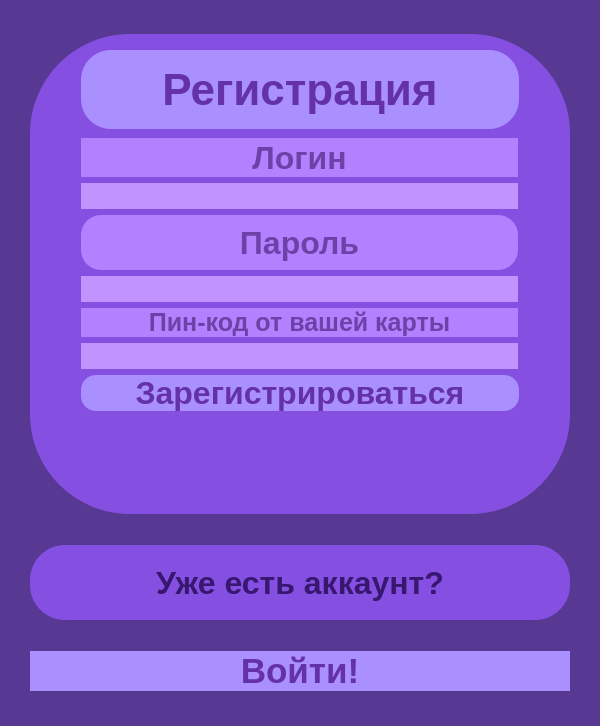
Above: RegistrWindow/Registration.ui from EvelinComputer/LittleChat before the change. Below: the same form after it.
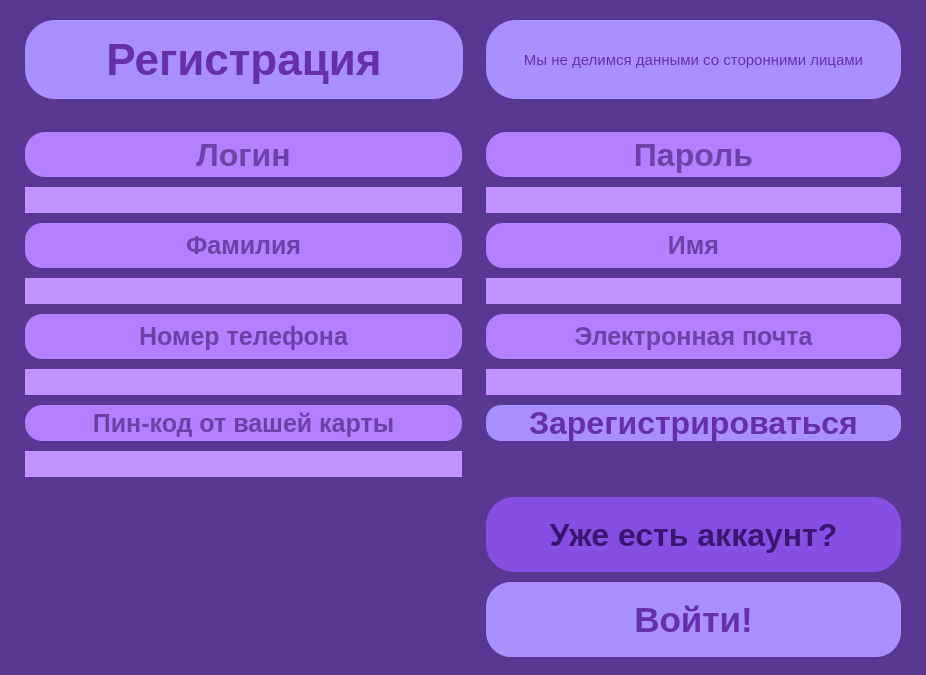
That is the form after the change.

Patch:
```diff
--- a/RegistrWindow/Registration.ui
+++ b/RegistrWindow/Registration.ui
@@ -6,8 +6,8 @@
    <rect>
     <x>0</x>
     <y>0</y>
-    <width>600</width>
-    <height>726</height>
+    <width>926</width>
+    <height>675</height>
    </rect>
   </property>
   <property name="windowTitle">
@@ -24,158 +24,67 @@
     <string notr="true">background: rgb(87, 57, 147)</string>
    </property>
    <layout class="QGridLayout" name="gridLayout">
-    <item row="2" column="1">
-     <widget class="QLabel" name="T_YouAlreadyHaveAcc">
-      <property name="maximumSize">
-       <size>
-        <width>600</width>
-        <height>75</height>
-       </size>
-      </property>
-      <property name="font">
-       <font>
-        <pointsize>24</pointsize>
-        <weight>75</weight>
-        <italic>false</italic>
-        <bold>true</bold>
-       </font>
-      </property>
-      <property name="styleSheet">
-       <string notr="true">background: rgb(133, 80, 226);
-border-radius: 35px;
-color: rgb(56, 23, 113)</string>
-      </property>
-      <property name="text">
-       <string>Уже есть аккаунт?</string>
-      </property>
-      <property name="alignment">
-       <set>Qt::AlignCenter</set>
-      </property>
-     </widget>
-    </item>
-    <item row="2" column="0">
-     <spacer name="horizontalSpacer">
-      <property name="orientation">
-       <enum>Qt::Horizontal</enum>
-      </property>
-      <property name="sizeHint" stdset="0">
-       <size>
-        <width>40</width>
-        <height>20</height>
-       </size>
-      </property>
-     </spacer>
-    </item>
-    <item row="2" column="2">
-     <spacer name="horizontalSpacer_2">
-      <property name="orientation">
-       <enum>Qt::Horizontal</enum>
-      </property>
-      <property name="sizeHint" stdset="0">
-       <size>
-        <width>40</width>
-        <height>20</height>
-       </size>
-      </property>
-     </spacer>
-    </item>
-    <item row="1" column="1">
-     <widget class="QWidget" name="widget" native="true">
-      <property name="minimumSize">
-       <size>
-        <width>540</width>
-        <height>400</height>
-       </size>
-      </property>
-      <property name="maximumSize">
-       <size>
-        <width>16777215</width>
-        <height>480</height>
-       </size>
-      </property>
-      <property name="font">
-       <font>
-        <pointsize>1</pointsize>
-       </font>
-      </property>
-      <property name="styleSheet">
-       <string notr="true">background: rgb(133, 80, 226);
-border-radius: 100px;</string>
-      </property>
-      <layout class="QGridLayout" name="gridLayout_3">
-       <item row="8" column="0">
-        <widget class="QLineEdit" name="LE_Pincode">
-         <property name="maximumSize">
-          <size>
-           <width>437</width>
-           <height>16777215</height>
-          </size>
-         </property>
-         <property name="font">
-          <font>
-           <pointsize>15</pointsize>
-           <weight>75</weight>
-           <bold>true</bold>
-          </font>
-         </property>
-         <property name="styleSheet">
-          <string notr="true">background: rgb(192, 147, 255);
-color: rgb(109, 66, 168);
-border-radius: 15px; </string>
-         </property>
-         <property name="alignment">
-          <set>Qt::AlignCenter</set>
-         </property>
-        </widget>
-       </item>
-       <item row="10" column="0">
-        <spacer name="verticalSpacer">
-         <property name="orientation">
-          <enum>Qt::Vertical</enum>
-         </property>
-         <property name="sizeHint" stdset="0">
-          <size>
-           <width>20</width>
-           <height>40</height>
-          </size>
-         </property>
-        </spacer>
-       </item>
-       <item row="4" column="0">
-        <widget class="QLineEdit" name="LE_Login">
-         <property name="minimumSize">
-          <size>
-           <width>12</width>
-           <height>0</height>
-          </size>
-         </property>
-         <property name="maximumSize">
-          <size>
-           <width>437</width>
-           <height>16777215</height>
-          </size>
-         </property>
-         <property name="font">
-          <font>
-           <pointsize>15</pointsize>
-           <weight>75</weight>
-           <bold>true</bold>
-          </font>
-         </property>
-         <property name="styleSheet">
-          <string notr="true">background: rgb(192, 147, 255);
-color: rgb(109, 66, 168);
-border-radius: 15px; </string>
-         </property>
-         <property name="alignment">
-          <set>Qt::AlignCenter</set>
-         </property>
-         <property name="dragEnabled">
-          <bool>false</bool>
-         </property>
-        </widget>
-       </item>
        <item row="0" column="0">
+     <spacer name="horizontalSpacer_2">
+      <property name="orientation">
+       <enum>Qt::Horizontal</enum>
+      </property>
+      <property name="sizeHint" stdset="0">
+       <size>
+        <width>40</width>
+        <height>20</height>
+       </size>
+      </property>
+     </spacer>
+    </item>
+    <item row="0" column="2">
+     <spacer name="horizontalSpacer">
+      <property name="orientation">
+       <enum>Qt::Horizontal</enum>
+      </property>
+      <property name="sizeHint" stdset="0">
+       <size>
+        <width>40</width>
+        <height>20</height>
+       </size>
+      </property>
+     </spacer>
+    </item>
+    <item row="6" column="1">
+     <widget class="QLabel" name="L_PhoneNumber">
+      <property name="minimumSize">
+       <size>
+        <width>0</width>
+        <height>15</height>
+       </size>
+      </property>
+      <property name="maximumSize">
+       <size>
+        <width>437</width>
+        <height>45</height>
+       </size>
+      </property>
+      <property name="font">
+       <font>
+        <pointsize>19</pointsize>
+        <weight>75</weight>
+        <bold>true</bold>
+       </font>
+      </property>
+      <property name="styleSheet">
+       <string notr="true">background: rgb(179, 128, 255);
+color: rgb(109, 66, 168);
+border-radius: 17px; </string>
+      </property>
+      <property name="text">
+       <string>Номер телефона</string>
+      </property>
+      <property name="alignment">
+       <set>Qt::AlignCenter</set>
+      </property>
+     </widget>
+    </item>
+    <item row="0" column="1">
         <widget class="QLabel" name="T_Registration">
          <property name="enabled">
           <bool>true</bool>
@@ -212,8 +121,136 @@
          </property>
         </widget>
        </item>
-       <item row="6" column="0">
-        <widget class="QLineEdit" name="LE_Password">
+    <item row="7" column="1">
+     <widget class="QLineEdit" name="LE_PhoneNumber">
+      <property name="maximumSize">
+       <size>
+        <width>437</width>
+        <height>16777215</height>
+       </size>
+      </property>
+      <property name="font">
+       <font>
+        <pointsize>15</pointsize>
+        <weight>75</weight>
+        <bold>true</bold>
+       </font>
+      </property>
+      <property name="styleSheet">
+       <string notr="true">background: rgb(192, 147, 255);
+color: rgb(109, 66, 168);
+border-radius: 15px; </string>
+      </property>
+      <property name="alignment">
+       <set>Qt::AlignCenter</set>
+      </property>
+     </widget>
+    </item>
+    <item row="13" column="3">
+     <spacer name="verticalSpacer">
+      <property name="orientation">
+       <enum>Qt::Vertical</enum>
+      </property>
+      <property name="sizeType">
+       <enum>QSizePolicy::Fixed</enum>
+      </property>
+      <property name="sizeHint" stdset="0">
+       <size>
+        <width>10</width>
+        <height>10</height>
+       </size>
+      </property>
+     </spacer>
+    </item>
+    <item row="6" column="3">
+     <widget class="QLabel" name="L_Email">
+      <property name="maximumSize">
+       <size>
+        <width>437</width>
+        <height>16777215</height>
+       </size>
+      </property>
+      <property name="font">
+       <font>
+        <pointsize>19</pointsize>
+        <weight>75</weight>
+        <bold>true</bold>
+       </font>
+      </property>
+      <property name="styleSheet">
+       <string notr="true">background: rgb(179, 128, 255);
+color: rgb(109, 66, 168);
+border-radius: 17px; </string>
+      </property>
+      <property name="text">
+       <string>Электронная почта</string>
+      </property>
+      <property name="alignment">
+       <set>Qt::AlignCenter</set>
+      </property>
+     </widget>
+    </item>
+    <item row="7" column="3">
+     <widget class="QLineEdit" name="LE_Email">
+      <property name="maximumSize">
+       <size>
+        <width>437</width>
+        <height>16777215</height>
+       </size>
+      </property>
+      <property name="font">
+       <font>
+        <pointsize>15</pointsize>
+        <weight>75</weight>
+        <bold>true</bold>
+       </font>
+      </property>
+      <property name="styleSheet">
+       <string notr="true">background: rgb(192, 147, 255);
+color: rgb(109, 66, 168);
+border-radius: 15px; </string>
+      </property>
+      <property name="alignment">
+       <set>Qt::AlignCenter</set>
+      </property>
+     </widget>
+    </item>
+    <item row="2" column="3">
+     <widget class="QLabel" name="T_Password">
+      <property name="minimumSize">
+       <size>
+        <width>12</width>
+        <height>15</height>
+       </size>
+      </property>
+      <property name="maximumSize">
+       <size>
+        <width>437</width>
+        <height>45</height>
+       </size>
+      </property>
+      <property name="font">
+       <font>
+        <pointsize>24</pointsize>
+        <weight>75</weight>
+        <bold>true</bold>
+       </font>
+      </property>
+      <property name="styleSheet">
+       <string notr="true">background: rgb(179, 128, 255);
+color: rgb(109, 66, 168);
+border-radius: 20px; </string>
+      </property>
+      <property name="text">
+       <string>Пароль</string>
+      </property>
+      <property name="alignment">
+       <set>Qt::AlignCenter</set>
+      </property>
+     </widget>
+    </item>
+    <item row="3" column="1">
+     <widget class="QLineEdit" name="LE_Login">
          <property name="minimumSize">
           <size>
            <width>12</width>
@@ -241,9 +278,62 @@
          <property name="alignment">
           <set>Qt::AlignCenter</set>
          </property>
-        </widget>
-       </item>
-       <item row="3" column="0">
+      <property name="dragEnabled">
+       <bool>false</bool>
+      </property>
+     </widget>
+    </item>
+    <item row="1" column="1">
+     <spacer name="verticalSpacer_2">
+      <property name="orientation">
+       <enum>Qt::Vertical</enum>
+      </property>
+      <property name="sizeType">
+       <enum>QSizePolicy::Minimum</enum>
+      </property>
+      <property name="sizeHint" stdset="0">
+       <size>
+        <width>20</width>
+        <height>30</height>
+       </size>
+      </property>
+     </spacer>
+    </item>
+    <item row="4" column="1">
+     <widget class="QLabel" name="L_LastName">
+      <property name="minimumSize">
+       <size>
+        <width>12</width>
+        <height>15</height>
+       </size>
+      </property>
+      <property name="maximumSize">
+       <size>
+        <width>437</width>
+        <height>45</height>
+       </size>
+      </property>
+      <property name="font">
+       <font>
+        <pointsize>19</pointsize>
+        <weight>75</weight>
+        <bold>true</bold>
+       </font>
+      </property>
+      <property name="styleSheet">
+       <string notr="true">background: rgb(179, 128, 255);
+color: rgb(109, 66, 168);
+border-radius: 17px; </string>
+      </property>
+      <property name="text">
+       <string>Фамилия</string>
+      </property>
+      <property name="alignment">
+       <set>Qt::AlignCenter</set>
+      </property>
+     </widget>
+    </item>
+    <item row="2" column="1">
         <widget class="QLabel" name="T_Login">
          <property name="minimumSize">
           <size>
@@ -254,7 +344,7 @@
          <property name="maximumSize">
           <size>
            <width>437</width>
-           <height>16777215</height>
+        <height>45</height>
           </size>
          </property>
          <property name="font">
@@ -277,12 +367,193 @@
          </property>
         </widget>
        </item>
-       <item row="7" column="0">
+    <item row="3" column="3">
+     <widget class="QLineEdit" name="LE_Password">
+      <property name="minimumSize">
+       <size>
+        <width>12</width>
+        <height>0</height>
+       </size>
+      </property>
+      <property name="maximumSize">
+       <size>
+        <width>437</width>
+        <height>16777215</height>
+       </size>
+      </property>
+      <property name="font">
+       <font>
+        <pointsize>15</pointsize>
+        <weight>75</weight>
+        <bold>true</bold>
+       </font>
+      </property>
+      <property name="styleSheet">
+       <string notr="true">background: rgb(192, 147, 255);
+color: rgb(109, 66, 168);
+border-radius: 15px; </string>
+      </property>
+      <property name="alignment">
+       <set>Qt::AlignCenter</set>
+      </property>
+     </widget>
+    </item>
+    <item row="14" column="3">
+     <widget class="QLabel" name="T_YouAlreadyHaveAcc">
+      <property name="maximumSize">
+       <size>
+        <width>600</width>
+        <height>75</height>
+       </size>
+      </property>
+      <property name="font">
+       <font>
+        <pointsize>24</pointsize>
+        <weight>75</weight>
+        <italic>false</italic>
+        <bold>true</bold>
+       </font>
+      </property>
+      <property name="styleSheet">
+       <string notr="true">background: rgb(133, 80, 226);
+border-radius: 28px;
+color: rgb(56, 23, 113)</string>
+      </property>
+      <property name="text">
+       <string>Уже есть аккаунт?</string>
+      </property>
+      <property name="alignment">
+       <set>Qt::AlignCenter</set>
+      </property>
+     </widget>
+    </item>
+    <item row="12" column="1">
+     <widget class="QLineEdit" name="LE_Pincode">
+      <property name="maximumSize">
+       <size>
+        <width>437</width>
+        <height>16777215</height>
+       </size>
+      </property>
+      <property name="font">
+       <font>
+        <pointsize>15</pointsize>
+        <weight>75</weight>
+        <bold>true</bold>
+       </font>
+      </property>
+      <property name="styleSheet">
+       <string notr="true">background: rgb(192, 147, 255);
+color: rgb(109, 66, 168);
+border-radius: 15px; </string>
+      </property>
+      <property name="alignment">
+       <set>Qt::AlignCenter</set>
+      </property>
+     </widget>
+    </item>
+    <item row="5" column="1">
+     <widget class="QLineEdit" name="LE_LastName">
+      <property name="maximumSize">
+       <size>
+        <width>437</width>
+        <height>16777215</height>
+       </size>
+      </property>
+      <property name="font">
+       <font>
+        <pointsize>15</pointsize>
+        <weight>75</weight>
+        <bold>true</bold>
+       </font>
+      </property>
+      <property name="styleSheet">
+       <string notr="true">background: rgb(192, 147, 255);
+color: rgb(109, 66, 168);
+border-radius: 15px; </string>
+      </property>
+      <property name="inputMask">
+       <string/>
+      </property>
+      <property name="text">
+       <string/>
+      </property>
+      <property name="alignment">
+       <set>Qt::AlignCenter</set>
+      </property>
+     </widget>
+    </item>
+    <item row="4" column="3">
+     <widget class="QLabel" name="L_FirstName">
+      <property name="minimumSize">
+       <size>
+        <width>0</width>
+        <height>15</height>
+       </size>
+      </property>
+      <property name="maximumSize">
+       <size>
+        <width>437</width>
+        <height>45</height>
+       </size>
+      </property>
+      <property name="font">
+       <font>
+        <pointsize>19</pointsize>
+        <weight>75</weight>
+        <bold>true</bold>
+       </font>
+      </property>
+      <property name="styleSheet">
+       <string notr="true">background: rgb(179, 128, 255);
+color: rgb(109, 66, 168);
+border-radius: 17px; </string>
+      </property>
+      <property name="text">
+       <string>Имя</string>
+      </property>
+      <property name="alignment">
+       <set>Qt::AlignCenter</set>
+      </property>
+     </widget>
+    </item>
+    <item row="5" column="3">
+     <widget class="QLineEdit" name="LE_FirstName">
+      <property name="maximumSize">
+       <size>
+        <width>437</width>
+        <height>16777215</height>
+       </size>
+      </property>
+      <property name="font">
+       <font>
+        <pointsize>15</pointsize>
+        <weight>75</weight>
+        <bold>true</bold>
+       </font>
+      </property>
+      <property name="styleSheet">
+       <string notr="true">background: rgb(192, 147, 255);
+color: rgb(109, 66, 168);
+border-radius: 15px; </string>
+      </property>
+      <property name="alignment">
+       <set>Qt::AlignCenter</set>
+      </property>
+     </widget>
+    </item>
+    <item row="10" column="1">
         <widget class="QLabel" name="T_Pincode">
+      <property name="minimumSize">
+       <size>
+        <width>0</width>
+        <height>15</height>
+       </size>
+      </property>
          <property name="maximumSize">
           <size>
            <width>437</width>
-           <height>16777215</height>
+        <height>45</height>
           </size>
          </property>
          <property name="font">
@@ -305,57 +576,7 @@
          </property>
         </widget>
        </item>
-       <item row="5" column="0">
-        <widget class="QLabel" name="T_Password">
-         <property name="minimumSize">
-          <size>
-           <width>12</width>
-           <height>55</height>
-          </size>
-         </property>
-         <property name="maximumSize">
-          <size>
-           <width>437</width>
-           <height>80</height>
-          </size>
-         </property>
-         <property name="font">
-          <font>
-           <pointsize>24</pointsize>
-           <weight>75</weight>
-           <bold>true</bold>
-          </font>
-         </property>
-         <property name="styleSheet">
-          <string notr="true">background: rgb(179, 128, 255);
-color: rgb(109, 66, 168);
-border-radius: 20px; </string>
-         </property>
-         <property name="text">
-          <string>Пароль</string>
-         </property>
-         <property name="alignment">
-          <set>Qt::AlignCenter</set>
-         </property>
-        </widget>
-       </item>
-       <item row="1" column="0">
-        <spacer name="verticalSpacer_2">
-         <property name="orientation">
-          <enum>Qt::Vertical</enum>
-         </property>
-         <property name="sizeType">
-          <enum>QSizePolicy::Minimum</enum>
-         </property>
-         <property name="sizeHint" stdset="0">
-          <size>
-           <width>10</width>
-           <height>10</height>
-          </size>
-         </property>
-        </spacer>
-       </item>
-       <item row="9" column="0">
+    <item row="10" column="3">
         <widget class="QPushButton" name="B_Registration">
          <property name="font">
           <font>
@@ -389,11 +610,48 @@
          </property>
         </widget>
        </item>
-      </layout>
+    <item row="0" column="3">
+     <widget class="QLabel" name="Info">
+      <property name="minimumSize">
+       <size>
+        <width>415</width>
+        <height>79</height>
+       </size>
+      </property>
+      <property name="maximumSize">
+       <size>
+        <width>415</width>
+        <height>64</height>
+       </size>
+      </property>
+      <property name="font">
+       <font>
+        <pointsize>11</pointsize>
+        <weight>50</weight>
+        <bold>false</bold>
+       </font>
+      </property>
+      <property name="styleSheet">
+       <string notr="true">background: rgb(170, 144, 255);
+color: rgb(100, 49, 171);
+border-radius: 30px; </string>
+      </property>
+      <property name="text">
+       <string>Мы не делимся данными со сторонними лицами</string>
+      </property>
+      <property name="alignment">
+       <set>Qt::AlignCenter</set>
+      </property>
      </widget>
     </item>
-    <item row="3" column="1">
+    <item row="15" column="3">
      <widget class="QPushButton" name="B_ToSignUp">
+      <property name="maximumSize">
+       <size>
+        <width>600</width>
+        <height>75</height>
+       </size>
+      </property>
       <property name="font">
        <font>
         <pointsize>26</pointsize>
@@ -426,6 +684,19 @@
       </property>
      </widget>
     </item>
+    <item row="4" column="4">
+     <spacer name="horizontalSpacer_3">
+      <property name="orientation">
+       <enum>Qt::Horizontal</enum>
+      </property>
+      <property name="sizeHint" stdset="0">
+       <size>
+        <width>40</width>
+        <height>20</height>
+       </size>
+      </property>
+     </spacer>
+    </item>
    </layout>
   </widget>
  </widget>
```
Lines whose indentation alone changed are shown as unchanged.
